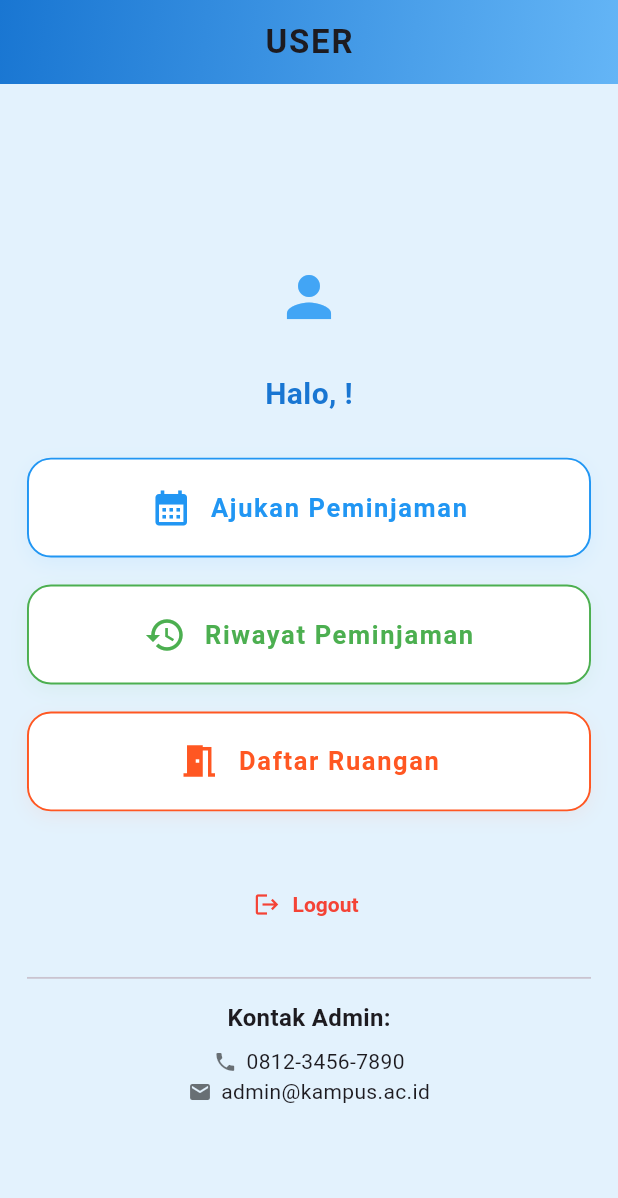
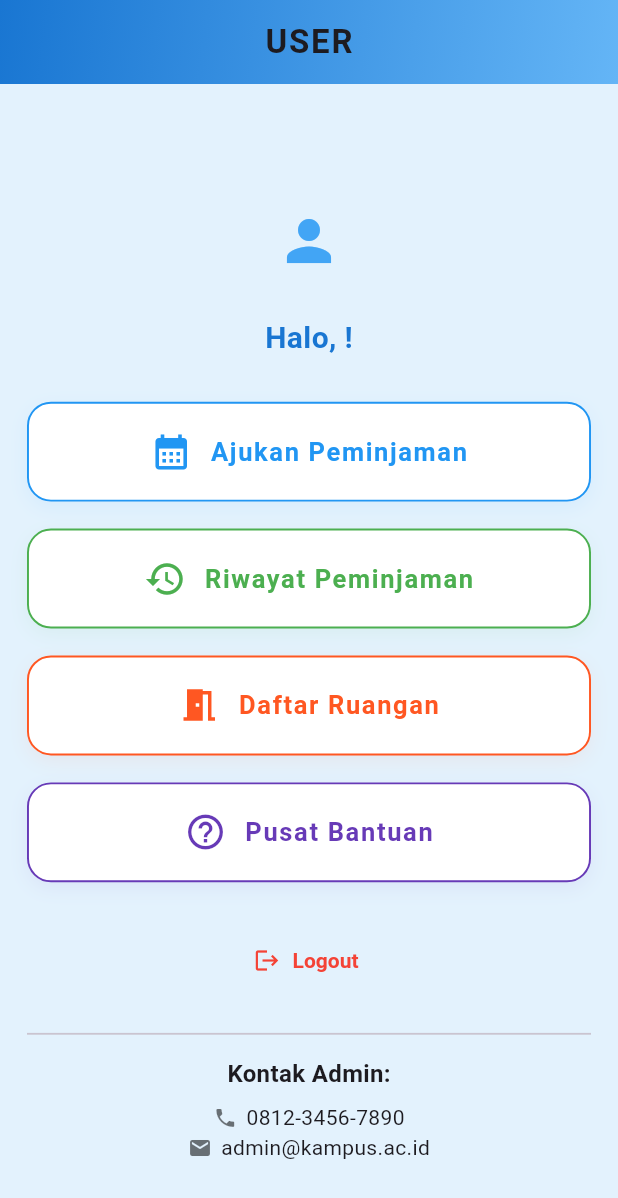
Before and after one commit to alfnnn/ruangkita, a Flutter app: the UserPage screen opened directly with empty values, on a phone screen of 412 x 824 dp. Shown: the top 1198 px of the screen. Run offline on Flutter 3.47's test engine with Material 3 defaults, Android fonts, the light colour scheme and no system bars; our stand-ins replace supabase_flutter; accounts and stored records are empty.

Commit message:
nambah_bantuan

```diff
--- a/lib/home_user.dart
+++ b/lib/home_user.dart
@@ -3,6 +3,7 @@ import 'login_page.dart';
 import 'ajukan_peminjaman.dart';
 import 'riwayat_peminjaman.dart';
 import 'daftar_ruangan_page.dart';
+import 'bantuan_faq.dart';
 
 class UserPage extends StatelessWidget {
   final String namaUser;
@@ -11,7 +12,7 @@ class UserPage extends StatelessWidget {
   @override
   Widget build(BuildContext context) {
     return Scaffold(
-      backgroundColor: const Color(0xFFE3F2FD), // Background biru muda modern
+      backgroundColor: const Color(0xFFE3F2FD),
       appBar: AppBar(
         title: const Text(
           'USER',
@@ -57,11 +58,13 @@ class UserPage extends StatelessWidget {
                   ),
                 ),
                 const SizedBox(height: 28),
+
                 // Ajukan Peminjaman
-                Material(
-                  color: Colors.transparent,
-                  child: InkWell(
-                    borderRadius: BorderRadius.circular(16),
+                _menuButton(
+                  icon: Icons.calendar_month,
+                  label: 'Ajukan Peminjaman',
+                  borderColor: Colors.blue,
+                  iconColor: Colors.blue,
                   onTap: () {
                     Navigator.push(
                       context,
@@ -70,53 +73,14 @@ class UserPage extends StatelessWidget {
                       ),
                     );
                   },
-                    child: Container(
-                      width: double.infinity,
-                      padding: const EdgeInsets.symmetric(
-                        vertical: 18,
-                        horizontal: 0,
                 ),
-                      margin: const EdgeInsets.only(bottom: 18),
-                      decoration: BoxDecoration(
-                        color: Colors.white,
-                        borderRadius: BorderRadius.circular(16),
-                        border: Border.all(color: Colors.blue, width: 1.3),
-                        boxShadow: [
-                          BoxShadow(
-                            color: Colors.blue.withOpacity(0.07),
-                            blurRadius: 10,
-                            offset: const Offset(0, 4),
-                          ),
-                        ],
-                      ),
-                      child: Row(
-                        mainAxisAlignment: MainAxisAlignment.center,
-                        children: const [
-                          Icon(
-                            Icons.calendar_month,
-                            color: Colors.blue,
-                            size: 28,
-                          ),
-                          SizedBox(width: 12),
-                          Text(
-                            'Ajukan Peminjaman',
-                            style: TextStyle(
-                              color: Colors.blue,
-                              fontWeight: FontWeight.bold,
-                              fontSize: 17,
-                              letterSpacing: 1.1,
-                            ),
-                          ),
-                        ],
-                      ),
-                    ),
-                  ),
-                ),
+
                 // Riwayat Peminjaman
-                Material(
-                  color: Colors.transparent,
-                  child: InkWell(
-                    borderRadius: BorderRadius.circular(16),
+                _menuButton(
+                  icon: Icons.history,
+                  label: 'Riwayat Peminjaman',
+                  borderColor: Colors.green,
+                  iconColor: Colors.green,
                   onTap: () {
                     Navigator.push(
                       context,
@@ -125,49 +89,14 @@ class UserPage extends StatelessWidget {
                       ),
                     );
                   },
-                    child: Container(
-                      width: double.infinity,
-                      padding: const EdgeInsets.symmetric(
-                        vertical: 18,
-                        horizontal: 0,
                 ),
-                      margin: const EdgeInsets.only(bottom: 18),
-                      decoration: BoxDecoration(
-                        color: Colors.white,
-                        borderRadius: BorderRadius.circular(16),
-                        border: Border.all(color: Colors.green, width: 1.3),
-                        boxShadow: [
-                          BoxShadow(
-                            color: Colors.green.withOpacity(0.07),
-                            blurRadius: 10,
-                            offset: const Offset(0, 4),
-                          ),
-                        ],
-                      ),
-                      child: Row(
-                        mainAxisAlignment: MainAxisAlignment.center,
-                        children: const [
-                          Icon(Icons.history, color: Colors.green, size: 28),
-                          SizedBox(width: 12),
-                          Text(
-                            'Riwayat Peminjaman',
-                            style: TextStyle(
-                              color: Colors.green,
-                              fontWeight: FontWeight.bold,
-                              fontSize: 17,
-                              letterSpacing: 1.1,
-                            ),
-                          ),
-                        ],
-                      ),
-                    ),
-                  ),
-                ),
+
                 // Daftar Ruangan
-                Material(
-                  color: Colors.transparent,
-                  child: InkWell(
-                    borderRadius: BorderRadius.circular(16),
+                _menuButton(
+                  icon: Icons.meeting_room,
+                  label: 'Daftar Ruangan',
+                  borderColor: Colors.deepOrange,
+                  iconColor: Colors.deepOrange,
                   onTap: () {
                     Navigator.push(
                       context,
@@ -176,52 +105,25 @@ class UserPage extends StatelessWidget {
                       ),
                     );
                   },
-                    child: Container(
-                      width: double.infinity,
-                      padding: const EdgeInsets.symmetric(
-                        vertical: 18,
-                        horizontal: 0,
                 ),
-                      margin: const EdgeInsets.only(bottom: 28),
-                      decoration: BoxDecoration(
-                        color: Colors.white,
-                        borderRadius: BorderRadius.circular(16),
-                        border: Border.all(
-                          color: Colors.deepOrange,
-                          width: 1.3,
+
+                // Pusat Bantuan
+                _menuButton(
+                  icon: Icons.help_outline,
+                  label: 'Pusat Bantuan',
+                  borderColor: Colors.deepPurple,
+                  iconColor: Colors.deepPurple,
+                  onTap: () {
+                    Navigator.push(
+                      context,
+                      MaterialPageRoute(
+                        builder: (_) => const BantuanUserPage(),
                       ),
-                        boxShadow: [
-                          BoxShadow(
-                            color: Colors.deepOrange.withOpacity(0.07),
-                            blurRadius: 10,
-                            offset: const Offset(0, 4),
+                    );
+                  },
                 ),
-                        ],
-                      ),
-                      child: Row(
-                        mainAxisAlignment: MainAxisAlignment.center,
-                        children: const [
-                          Icon(
-                            Icons.meeting_room,
-                            color: Colors.deepOrange,
-                            size: 28,
-                          ),
-                          SizedBox(width: 12),
-                          Text(
-                            'Daftar Ruangan',
-                            style: TextStyle(
-                              color: Colors.deepOrange,
-                              fontWeight: FontWeight.bold,
-                              fontSize: 17,
-                              letterSpacing: 1.1,
-                            ),
-                          ),
-                        ],
-                      ),
-                    ),
-                  ),
-                ),
-                // Tombol Logout
+
+                // Logout
                 Padding(
                   padding: const EdgeInsets.only(top: 10, bottom: 10),
                   child: TextButton.icon(
@@ -242,8 +144,10 @@ class UserPage extends StatelessWidget {
                     },
                   ),
                 ),
+
                 const Divider(height: 30, thickness: 1.2),
-                // Kontak Admin/CS
+
+                // Kontak Admin
                 const Text(
                   'Kontak Admin:',
                   style: TextStyle(fontWeight: FontWeight.bold, fontSize: 16),
@@ -272,4 +176,54 @@ class UserPage extends StatelessWidget {
       ),
     );
   }
+
+  // Komponen tombol menu
+  Widget _menuButton({
+    required IconData icon,
+    required String label,
+    required Color borderColor,
+    required Color iconColor,
+    required VoidCallback onTap,
+  }) {
+    return Material(
+      color: Colors.transparent,
+      child: InkWell(
+        borderRadius: BorderRadius.circular(16),
+        onTap: onTap,
+        child: Container(
+          width: double.infinity,
+          padding: const EdgeInsets.symmetric(vertical: 18),
+          margin: const EdgeInsets.only(bottom: 18),
+          decoration: BoxDecoration(
+            color: Colors.white,
+            borderRadius: BorderRadius.circular(16),
+            border: Border.all(color: borderColor, width: 1.3),
+            boxShadow: [
+              BoxShadow(
+                color: borderColor.withOpacity(0.07),
+                blurRadius: 10,
+                offset: const Offset(0, 4),
+              ),
+            ],
+          ),
+          child: Row(
+            mainAxisAlignment: MainAxisAlignment.center,
+            children: [
+              Icon(icon, color: iconColor, size: 28),
+              const SizedBox(width: 12),
+              Text(
+                label,
+                style: TextStyle(
+                  color: iconColor,
+                  fontWeight: FontWeight.bold,
+                  fontSize: 17,
+                  letterSpacing: 1.1,
+                ),
+              ),
+            ],
+          ),
+        ),
+      ),
+    );
   }
+}
```
Also changed, not shown: lib/bantuan_faq.dart (+65 -33 lines), lib/home_admin.dart (+2 -16 lines). Lines whose indentation alone changed are shown as unchanged.
